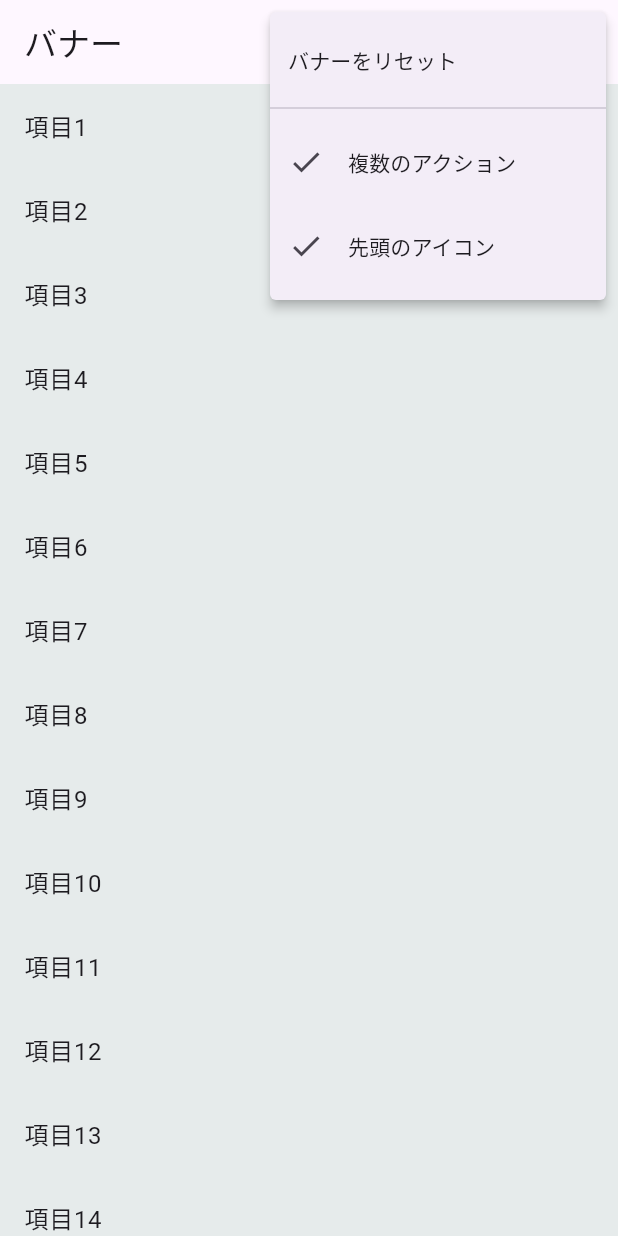
After one commit to myzw1030/flutter_gallery, a Flutter app: the BannerDemo screen opened directly, after a tap on "ログイン", after a tap on the "more vert" icon, on a phone screen of 412 x 824 dp. The commit adds this screen. Run offline on Flutter 3.47's test engine with Material 3 defaults, Android fonts, the phone set to English and light mode, and no system bars.

Commit message:
banner_demo

```diff
--- a/lib/pages/category_list/category_list.dart
+++ b/lib/pages/category_list/category_list.dart
@@ -1,6 +1,6 @@
 import 'package:flutter/material.dart';
 import 'package:flutter_gallery/pages/category_list/component/category_tile.dart';
-import 'package:flutter_gallery/pages/category_list/demo_page/demos.dart';
+import 'package:flutter_gallery/pages/category_list/demo_data/demos.dart';
 
 class CategoryList extends StatelessWidget {
   const CategoryList({super.key});
--- a/lib/pages/category_list/component/category_list_item.dart
+++ b/lib/pages/category_list/component/category_list_item.dart
@@ -34,6 +34,7 @@ class CategoryListItem extends StatelessWidget {
         leading: Icon(
           icon,
           size: 24,
+          color: const Color(0xFFB93C5D),
         ),
         onTap: () {
           Navigator.push(
--- /dev/null
+++ b/lib/pages/category_list/demo_data/demo_pages/banner_demo.dart
@@ -0,0 +1,139 @@
+import 'package:flutter/material.dart';
+
+enum BannerDemoAction {
+  reset,
+  showMultipleActions,
+  showLeading,
+}
+
+class BannerDemo extends StatefulWidget {
+  const BannerDemo({super.key});
+
+  @override
+  State<BannerDemo> createState() => _BannerDemoState();
+}
+
+// RestorationMixinを使用して、アプリが再起動されたときに以前の状態を復元する
+class _BannerDemoState extends State<BannerDemo> with RestorationMixin {
+  static const _itemCount = 20;
+
+  @override
+  String get restorationId => 'banner_demo';
+
+  @override
+  // ウィジェットの状態が復元される際に呼び出される(アプリが再起動されたときや、バックグラウンドから復帰したときなどに発生)
+  void restoreState(RestorationBucket? oldBucket, bool initialRestore) {
+    registerForRestoration(_displayBanner, 'display_banner');
+    registerForRestoration(_showMultipleActions, 'show_multiple_actions');
+    registerForRestoration(_showLeading, 'show_leading');
+  }
+
+  // バナーの表示/非表示の状態
+  final RestorableBool _displayBanner = RestorableBool(true);
+  // バナーに複数のアクションボタンを表示するかどうかの状態
+  final RestorableBool _showMultipleActions = RestorableBool(true);
+  // バナーに先頭のアイコンを表示するかどうかの状態
+  final RestorableBool _showLeading = RestorableBool(true);
+
+  @override
+  void dispose() {
+    _displayBanner.dispose();
+    _showMultipleActions.dispose();
+    _showLeading.dispose();
+    super.dispose();
+  }
+
+  // BannerDemoAction型の値に基づいて、適切な状態更新を行う
+  void handleDemoAction(BannerDemoAction action) {
+    setState(() {
+      switch (action) {
+        case BannerDemoAction.reset:
+          _displayBanner.value = true;
+          _showMultipleActions.value = true;
+          _showLeading.value = true;
+          break;
+        case BannerDemoAction.showMultipleActions:
+          _showMultipleActions.value = !_showMultipleActions.value;
+          break;
+        case BannerDemoAction.showLeading:
+          _showLeading.value = !_showLeading.value;
+          break;
+      }
+    });
+  }
+
+  @override
+  Widget build(BuildContext context) {
+    final colorScheme = Theme.of(context).colorScheme;
+    final banner = MaterialBanner(
+      content: const Text('お使いの他のデバイスでパスワードが更新されました。もう一度ログインしてください。'),
+      leading: _showLeading.value
+          ? CircleAvatar(
+              backgroundColor: colorScheme.primary,
+              child: Icon(Icons.access_alarm, color: colorScheme.onPrimary),
+            )
+          : null,
+      actions: [
+        TextButton(
+          onPressed: () {
+            setState(() {
+              _displayBanner.value = false;
+            });
+          },
+          child: const Text('ログイン'),
+        ),
+        if (_showMultipleActions.value)
+          TextButton(
+            onPressed: () {
+              setState(() {
+                _displayBanner.value = false;
+              });
+            },
+            child: const Text('閉じる'),
+          ),
+      ],
+      backgroundColor: colorScheme.background,
+    );
+
+    return Scaffold(
+      appBar: AppBar(
+        automaticallyImplyLeading: false,
+        title: const Text('バナー'),
+        actions: [
+          PopupMenuButton<BannerDemoAction>(
+            onSelected: handleDemoAction,
+            itemBuilder: (context) => <PopupMenuEntry<BannerDemoAction>>[
+              const PopupMenuItem(
+                value: BannerDemoAction.reset,
+                child: Text('バナーをリセット'),
+              ),
+              const PopupMenuDivider(),
+              CheckedPopupMenuItem<BannerDemoAction>(
+                value: BannerDemoAction.showMultipleActions,
+                checked: _showMultipleActions.value,
+                child: const Text('複数のアクション'),
+              ),
+              CheckedPopupMenuItem<BannerDemoAction>(
+                value: BannerDemoAction.showLeading,
+                checked: _showLeading.value,
+                child: const Text('先頭のアイコン'),
+              )
+            ],
+          ),
+        ],
+      ),
+      body: ListView.builder(
+        restorationId: 'banner_demo_list_view',
+        itemCount: _displayBanner.value ? _itemCount + 1 : _itemCount,
+        itemBuilder: (context, index) {
+          if (index == 0 && _displayBanner.value) {
+            return banner;
+          }
+          return ListTile(
+            title: Text('項目${_displayBanner.value ? index : index + 1}'),
+          );
+        },
+      ),
+    );
+  }
+}
--- a/lib/pages/category_list/demo_page/demos.dart
+++ b/lib/pages/category_list/demo_data/demos.dart
@@ -1,6 +1,7 @@
 import 'package:flutter/material.dart';
 import 'package:flutter_gallery/pages/category_list/component/category_list_item.dart';
-import 'package:flutter_gallery/pages/category_list/demo_page/app_bar_demo.dart';
+import 'package:flutter_gallery/pages/category_list/demo_data/demo_pages/app_bar_demo.dart';
+import 'package:flutter_gallery/pages/category_list/demo_data/demo_pages/banner_demo.dart';
 
 class Demos {
   // Material
@@ -11,6 +12,12 @@ class Demos {
         subtitle: '現在の画面に関連する情報やアクションを表示します',
         icon: Icons.web_asset,
         widget: AppBarDemo(),
+      ),
+      const CategoryListItem(
+        title: 'バナー',
+        subtitle: 'リスト内にバナーを表示します',
+        icon: Icons.list_alt_sharp,
+        widget: BannerDemo(),
       ),
     ];
   }
```
Also changed, not shown: lib/pages/category_list/demo_data/demo_pages/app_bar_demo.dart (renamed from lib/pages/category_list/demo_page/app_bar_demo.dart).
